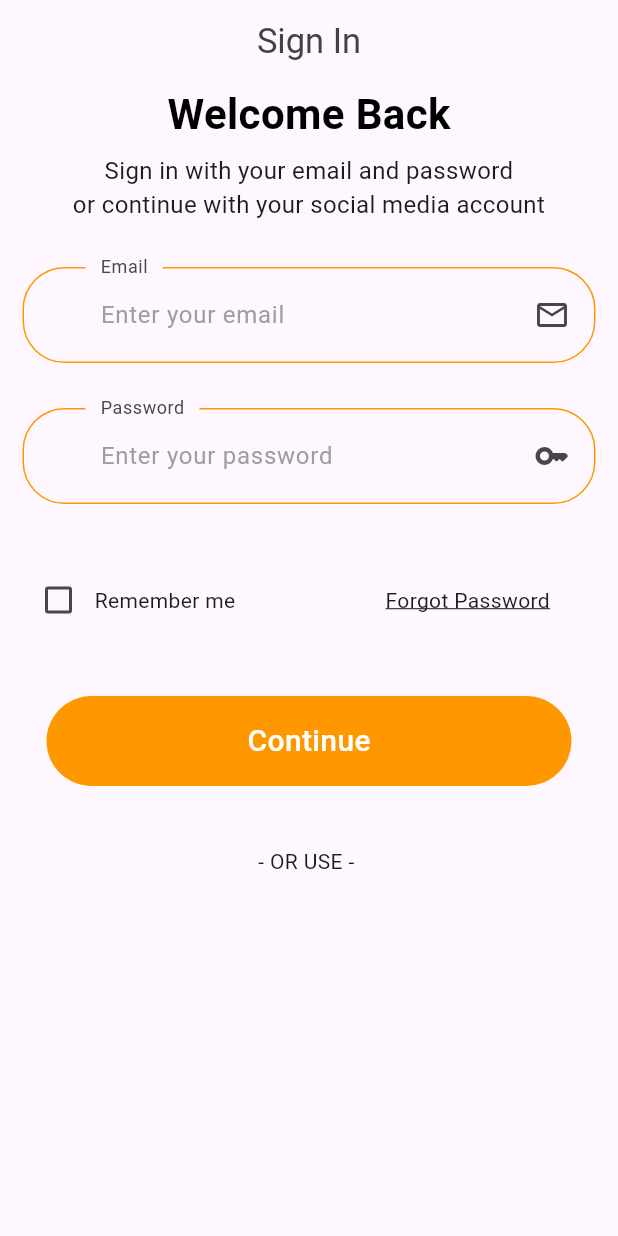
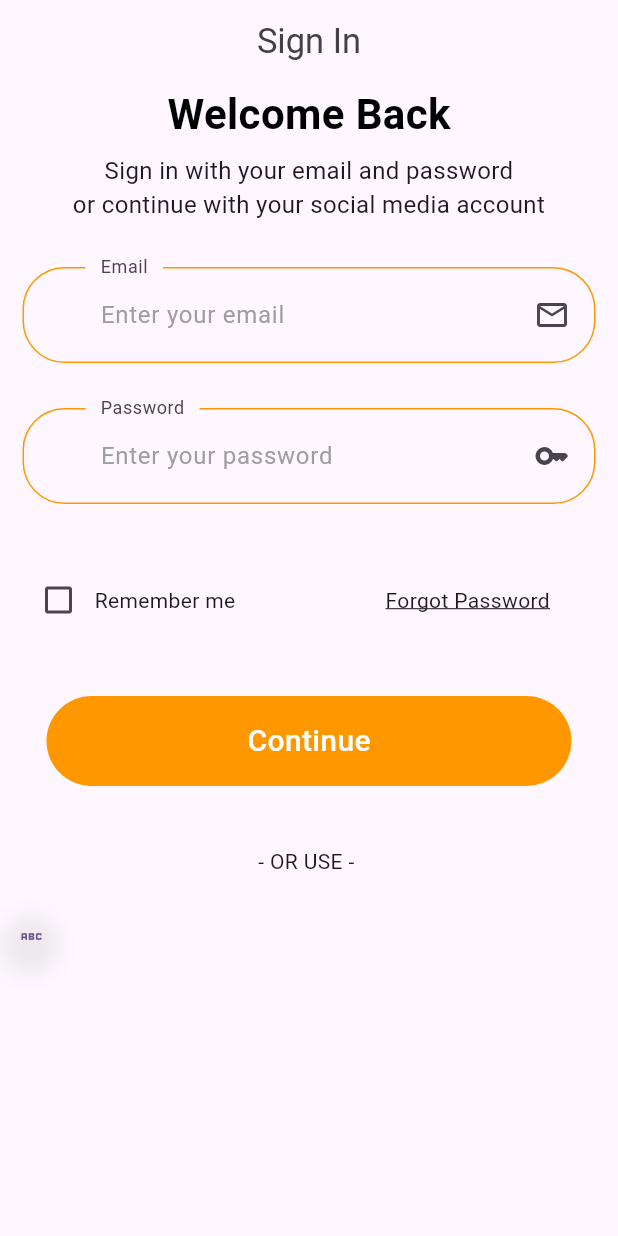
Before and after one commit to Tosin8/ktea, a Flutter app: the screen it shows after launch, on a phone screen of 412 x 824 dp. Run offline on Flutter 3.47's test engine with Material 3 defaults, Android fonts, the phone set to English and light mode, and no system bars; our stand-ins replace animate_do, curved_navigation_bar, firebase_auth, firebase_core, flutter_svg, get; accounts and stored records are empty.

Commit message:
adding social media icons

```diff
--- a/lib/screens/form/signin/body.dart
+++ b/lib/screens/form/signin/body.dart
@@ -7,18 +7,43 @@ class SignInBody extends StatelessWidget {
 
   @override
   Widget build(BuildContext context) {
-    return const SafeArea(
+    return SafeArea(
       child: SizedBox(
         width: double.infinity,
         child: Column(
           children: [
-            Text('Welcome Back',
+            const Text('Welcome Back',
             style: TextStyle(color: Colors.black, fontSize: 28, fontWeight: FontWeight.bold),),
-            SizedBox(height: 6),
-            Text('Sign in with your email and password \nor continue with your social media account',style: TextStyle(fontSize: 16),
+            const SizedBox(height: 6),
+            const Text('Sign in with your email and password \nor continue with your social media account',style: TextStyle(fontSize: 16),
             textAlign: TextAlign.center,),
-            SizedBox(height: 30),
-            AppForm(),
+            const SizedBox(height: 30),
+            const AppForm(),
+            const SizedBox(height: 40),
+             DefaultButton(textBtn: 'Continue', press: () {  },),
+              const SizedBox(height: 40),
+              const Text('- OR USE - ') ,
+              const SizedBox(height: 20),
+              Row(
+                children: [
+                  Container(
+                    height: 40, width: 40,
+                    decoration: BoxDecoration(
+        shape: BoxShape.circle,
+        boxShadow: [
+          BoxShadow(
+            offset: const Offset(0, 6) ,
+            blurRadius: 10,
+            color: const Color(0xffb0b0b0).withOpacity(0.2),
+          )
+        ]
+      ),
+      child: TextButton(onPressed: () {  },
+      child: const Icon(Icons.abc))
+      ,
+                  )
+                ],
+              )
           ],
 
         ),
--- a/lib/screens/form/widget.dart
+++ b/lib/screens/form/widget.dart
@@ -44,11 +44,8 @@ class _AppFormState extends State<AppForm> {
                     ),)))
                 ],
               ),
-              SizedBox(height: 40),
-              DefaultButton(textBtn: 'Continue', press: () {  },),
-              SizedBox(height: 40),
-              Text('- OR USE - ') ,
-              SizedBox(height: 20),
+
+
 
           ],
         ),
```
